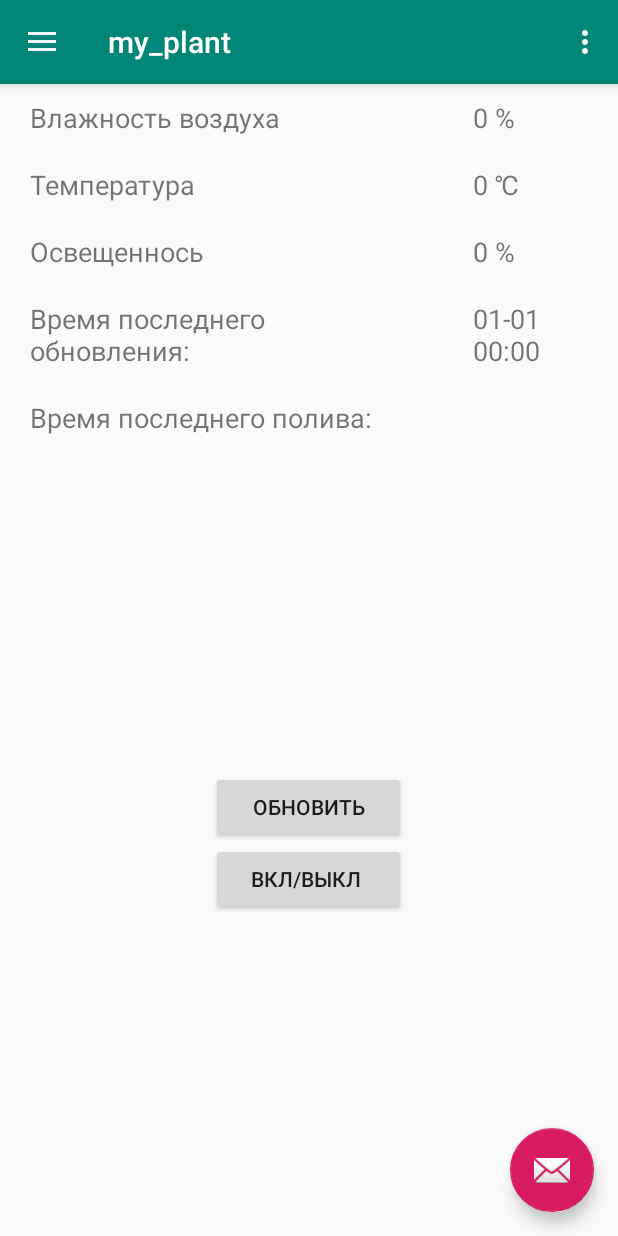
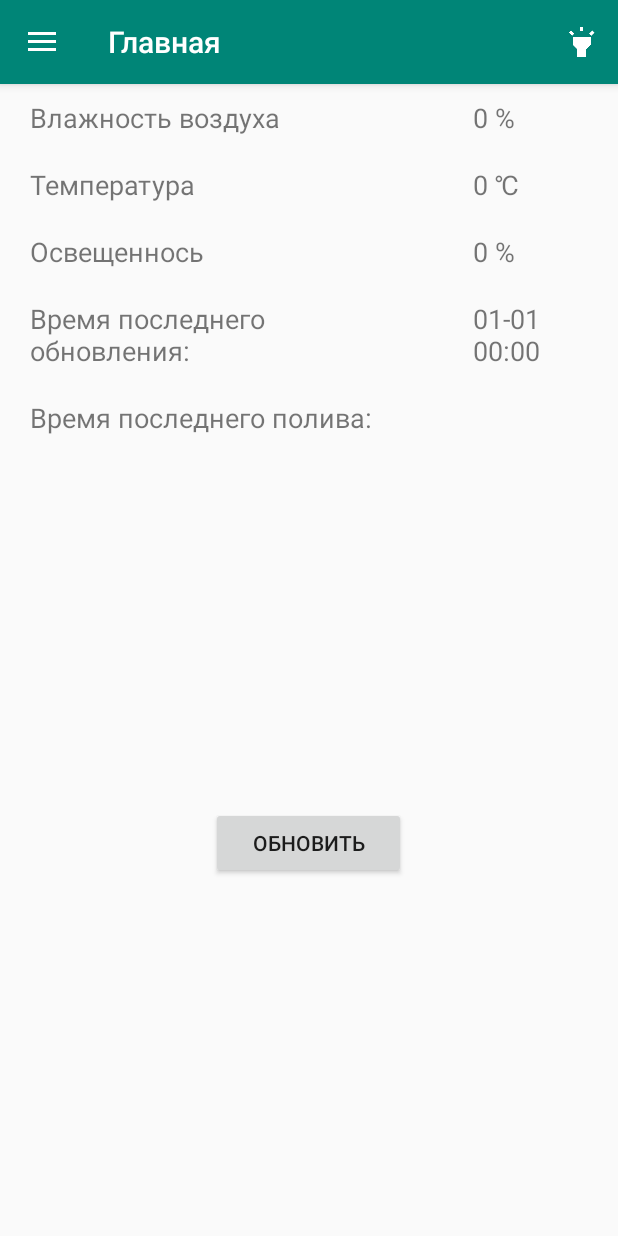
Before and after one commit to Basnor/my_plant, an Android app: the fragment FragmentAdd placed in its activity, after a tap on "Главная", on a phone screen of 412 x 824 dp. Run offline under Robolectric (Android 15) with nearby library versions, the phone set to English and light mode, and no system bars; 2 other taps on this screen came first.

Commit message:
В качестве экрана при запуске применен mainFragment.

```diff
--- a/app/src/main/java/com/example/my_plant/AddTypeActivity.java
+++ b/app/src/main/java/com/example/my_plant/AddTypeActivity.java
@@ -2,26 +2,17 @@ package com.example.my_plant;
 
 import android.annotation.SuppressLint;
 import android.content.Context;
-import android.content.Intent;
 import android.graphics.Rect;
 import android.os.Bundle;
-import android.support.annotation.NonNull;
-import android.support.annotation.Nullable;
-import android.support.v4.app.FragmentActivity;
 import android.support.v7.app.AppCompatActivity;
 import android.util.Log;
-import android.view.LayoutInflater;
 import android.view.MenuItem;
 import android.view.MotionEvent;
 import android.view.View;
-import android.view.ViewGroup;
 import android.view.inputmethod.InputMethodManager;
 import android.widget.Button;
 import android.widget.EditText;
 import android.widget.Toast;
-
-import com.example.my_plant.fragments.FragmentAdd;
-import com.example.my_plant.fragments.FragmentAddType;
 
 import database.DBCollection;
 import model.Collection;
@@ -29,7 +20,7 @@ import model.Collection;
 @SuppressLint("Registered")
 public class AddTypeActivity extends  AppCompatActivity{
 
-    private static final String TAG = FragmentAddType.class.getSimpleName();
+    private static final String TAG = AddTypeActivity.class.getSimpleName();
 
     private EditText name;
     private EditText humidity;
--- a/app/src/main/java/com/example/my_plant/MainActivity.java
+++ b/app/src/main/java/com/example/my_plant/MainActivity.java
@@ -5,8 +5,6 @@ import android.content.Context;
 import android.graphics.Rect;
 import android.os.Bundle;
 import android.support.annotation.NonNull;
-import android.support.design.widget.FloatingActionButton;
-import android.support.design.widget.Snackbar;
 import android.support.v4.app.FragmentTransaction;
 import android.view.MotionEvent;
 import android.view.View;
@@ -22,7 +20,6 @@ import android.view.inputmethod.InputMethodManager;
 import android.widget.EditText;
 
 import com.example.my_plant.fragments.FragmentAdd;
-import com.example.my_plant.fragments.FragmentAddType;
 import com.example.my_plant.fragments.FragmentMain;
 
 
@@ -33,7 +30,6 @@ public class MainActivity extends AppCompatActivity
 
     FragmentAdd fragmentAdd;
     FragmentMain fragmentMain;
-    FragmentAddType fragmentAddType;
 
     @Override
     protected void onCreate(Bundle savedInstanceState) {
@@ -41,15 +37,6 @@ public class MainActivity extends AppCompatActivity
         setContentView(R.layout.activity_main);
         Toolbar toolbar = findViewById(R.id.toolbar);
         setSupportActionBar(toolbar);
-
-        FloatingActionButton fab = findViewById(R.id.fab);
-        fab.setOnClickListener(new View.OnClickListener() {
-            @Override
-            public void onClick(View view) {
-                Snackbar.make(view, "Replace with your own action", Snackbar.LENGTH_LONG)
-                        .setAction("Action", null).show();
-            }
-        });
 
         DrawerLayout drawer = findViewById(R.id.drawer_layout);
         ActionBarDrawerToggle toggle = new ActionBarDrawerToggle(
@@ -62,11 +49,10 @@ public class MainActivity extends AppCompatActivity
 
         fragmentAdd = new FragmentAdd();
         fragmentMain = new FragmentMain();
-        fragmentAddType = new FragmentAddType();
 
-       // navigationView = findViewById(R.id.nav_main);
-       //
-        // navigationView.getMenu().getItem(0).setChecked(true);
+        // Set Homepage Fragment
+        getSupportFragmentManager().beginTransaction().replace(R.id.container, fragmentMain).commit();
+        navigationView.setCheckedItem(R.id.nav_main);
 
         PersistentStorage.init(this);
     }
@@ -86,21 +72,6 @@ public class MainActivity extends AppCompatActivity
         // Inflate the menu; this adds items to the action bar if it is present.
         getMenuInflater().inflate(R.menu.main, menu);
         return true;
-    }
-
-    @Override
-    public boolean onOptionsItemSelected(MenuItem item) {
-        // Handle action bar item clicks here. The action bar will
-        // automatically handle clicks on the Home/Up button, so long
-        // as you specify a parent activity in AndroidManifest.xml.
-        int id = item.getItemId();
-
-        //noinspection SimplifiableIfStatement
-        if (id == R.id.action_settings) {
-            return true;
-        }
-
-        return super.onOptionsItemSelected(item);
     }
 
     @SuppressWarnings("StatementWithEmptyBody")
@@ -124,10 +95,8 @@ public class MainActivity extends AppCompatActivity
 
         } else if (id == R.id.nav_choose) {
 
-        } else if (id == R.id.nav_create_params) {
-            ftrans.replace(R.id.container, fragmentAddType);
-
-        }ftrans.commit();
+        }
+        ftrans.commit();
 
         DrawerLayout drawerLayout = findViewById(R.id.drawer_layout);
         drawerLayout.closeDrawer(GravityCompat.START);
--- a/app/src/main/java/com/example/my_plant/fragments/FragmentAdd.java
+++ b/app/src/main/java/com/example/my_plant/fragments/FragmentAdd.java
@@ -46,6 +46,7 @@ public class FragmentAdd extends Fragment {
     @Override
     public void onCreate(Bundle savedInstanceState) {
         super.onCreate(savedInstanceState);
+        mActivity.setTitle("Добавить растение");
     }
 
     @Override
--- a/app/src/main/java/com/example/my_plant/fragments/FragmentMain.java
+++ b/app/src/main/java/com/example/my_plant/fragments/FragmentMain.java
@@ -11,6 +11,9 @@ import android.support.v4.app.FragmentActivity;
 import android.support.v7.app.AppCompatActivity;
 import android.util.Log;
 import android.view.LayoutInflater;
+import android.view.Menu;
+import android.view.MenuInflater;
+import android.view.MenuItem;
 import android.view.View;
 import android.view.ViewGroup;
 import android.widget.Button;
@@ -40,11 +43,11 @@ public class FragmentMain extends Fragment {
         // Required empty public constructor
     }
 
-
-
     @Override
     public void onCreate(Bundle savedInstanceState) {
         super.onCreate(savedInstanceState);
+        setHasOptionsMenu(true);
+        mActivity.setTitle("Главная");
 
     }
 
@@ -76,7 +79,7 @@ public class FragmentMain extends Fragment {
                 msgExchange.sendGraph();
             }
         });
-
+/*
         Button btnBorn = v.findViewById(R.id.btn_born);
         btnBorn.setOnClickListener(new View.OnClickListener() {
             public void onClick(View v) {
@@ -84,7 +87,7 @@ public class FragmentMain extends Fragment {
                 msgExchange.sendGraph();
                 reqNum++;
             }
-        });
+        });*/
 
         bt = new BluetoothSPP(mActivity);
 
@@ -208,4 +211,23 @@ public class FragmentMain extends Fragment {
         }
     }
 
+    @Override
+    public void onCreateOptionsMenu(Menu menu, MenuInflater inflater) {
+        inflater.inflate(R.menu.on_off_led, menu);
+        super.onCreateOptionsMenu(menu, inflater);
+    }
+
+    @Override
+    public boolean onOptionsItemSelected(MenuItem item) {
+        switch (item.getItemId()) {
+            case R.id.action_led:
+                reqNum = msgExchange.REQ_BURN;
+                msgExchange.sendGraph();
+                reqNum++;
+
+                return true;
+        }
+        return super.onOptionsItemSelected(item);
+    }
+
 }
--- a/app/src/main/java/database/DBHelper.java
+++ b/app/src/main/java/database/DBHelper.java
@@ -7,31 +7,30 @@ import android.database.sqlite.SQLiteOpenHelper;
 public class DBHelper extends SQLiteOpenHelper {
 
     // columns of the collection table
-    public static final String TABLE_COLLECTION = "collection";
-    public static final String COLUMN_COLLECTION_ID = "_id_collection";
-    public static final String COLUMN_COLLECTION_NAME = "type_name";
-    public static final String COLUMN_COLLECTION_HUMIDITY = "humidity";
-    public static final String COLUMN_COLLECTION_TEMPERATURE = "temperature";
-    public static final String COLUMN_COLLECTION_LIGHT = "light";
-    public static final String COLUMN_COLLECTION_WATER_PERIOD = "water_period";
+    static final String TABLE_COLLECTION = "collection";
+    static final String COLUMN_COLLECTION_ID = "_id_collection";
+    static final String COLUMN_COLLECTION_NAME = "type_name";
+    static final String COLUMN_COLLECTION_HUMIDITY = "humidity";
+    static final String COLUMN_COLLECTION_TEMPERATURE = "temperature";
+    static final String COLUMN_COLLECTION_LIGHT = "light";
+    static final String COLUMN_COLLECTION_WATER_PERIOD = "water_period";
 
     // columns of the profile table
-    public static final String TABLE_PROFILE = "profile";
-    public static final String COLUMN_PROFILE_ID = "_id_profile";
-    public static final String COLUMN_PROFILE_NAME = "name";
-    public static final String COLUMN_PROFILE_TYPE = COLUMN_COLLECTION_ID;
-    public static final String COLUMN_PROFILE_ADDRESS = "address";
+    static final String TABLE_PROFILE = "profile";
+    static final String COLUMN_PROFILE_ID = "_id_profile";
+    static final String COLUMN_PROFILE_NAME = "name";
+    static final String COLUMN_PROFILE_TYPE = COLUMN_COLLECTION_ID;
+    static final String COLUMN_PROFILE_ADDRESS = "address";
 
     // columns of the params table
-    public static final String TABLE_PARAMS = "params";
-    public static final String COLUMN_PARAMS_ID = "_id_params";
-    public static final String COLUMN_PARAMS_PROFILE = COLUMN_PROFILE_ID;
-
-    public static final String COLUMN_PARAMS_DATE = "date";
-    public static final String COLUMN_PARAMS_HUMIDITY = "humidity";
-    public static final String COLUMN_PARAMS_TEMPERATURE = "temperature";
-    public static final String COLUMN_PARAMS_LIGHT = "light";
-    public static final String COLUMN_PARAMS_FLG_MOISTURE = "flg_moisture";
+    static final String TABLE_PARAMS = "params";
+    static final String COLUMN_PARAMS_ID = "_id_params";
+    static final String COLUMN_PARAMS_PROFILE = COLUMN_PROFILE_ID;
+    static final String COLUMN_PARAMS_DATE = "date";
+    static final String COLUMN_PARAMS_HUMIDITY = "humidity";
+    static final String COLUMN_PARAMS_TEMPERATURE = "temperature";
+    static final String COLUMN_PARAMS_LIGHT = "light";
+    static final String COLUMN_PARAMS_FLG_MOISTURE = "flg_moisture";
 
     private static final String DATABASE_NAME = "my_plant.db";
     private static final int DATABASE_VERSION = 1;
--- a/app/src/main/res/layout/app_bar_main.xml
+++ b/app/src/main/res/layout/app_bar_main.xml
@@ -22,12 +22,4 @@
 
     <include layout="@layout/content_main" />
 
-    <android.support.design.widget.FloatingActionButton
-        android:id="@+id/fab"
-        android:layout_width="wrap_content"
-        android:layout_height="wrap_content"
-        android:layout_gravity="bottom|end"
-        android:layout_margin="@dimen/fab_margin"
-        app:srcCompat="@android:drawable/ic_dialog_email" />
-
 </android.support.design.widget.CoordinatorLayout>
--- a/app/src/main/res/layout/fragment_main.xml
+++ b/app/src/main/res/layout/fragment_main.xml
@@ -183,13 +183,6 @@
                 android:padding="5dp"
                 android:text="@string/refresh_button" />
 
-            <Button
-                android:id="@+id/btn_born"
-                android:layout_width="130dp"
-                android:layout_height="48dp"
-                android:gravity="center"
-                android:padding="5dp"
-                android:text="Вкл/выкл " />
 
         </LinearLayout>
 
--- a/app/src/main/res/menu/activity_main_drawer.xml
+++ b/app/src/main/res/menu/activity_main_drawer.xml
@@ -22,7 +22,7 @@
             android:title="@string/nav_manage" />
     </group>
 
-    <item android:title="@string/nav_field">
+    <item android:title="@string/nav_field" android:checkableBehavior="single">
         <menu>
             <item
                 android:id="@+id/nav_add"
@@ -32,10 +32,6 @@
                 android:id="@+id/nav_choose"
                 android:icon="@drawable/baseline_list_black_18"
                 android:title="@string/nav_choose" />
-            <item
-                android:id="@+id/nav_create_params"
-                android:icon="@drawable/baseline_create_black_18"
-                android:title="@string/nav_create_params" />
 
         </menu>
     </item>
--- a/app/src/main/res/menu/main.xml
+++ b/app/src/main/res/menu/main.xml
@@ -1,9 +1,5 @@
 <?xml version="1.0" encoding="utf-8"?>
 <menu xmlns:android="http://schemas.android.com/apk/res/android"
     xmlns:app="http://schemas.android.com/apk/res-auto">
-    <item
-        android:id="@+id/action_settings"
-        android:orderInCategory="100"
-        android:title="@string/action_settings"
-        app:showAsAction="never" />
+
 </menu>
```
